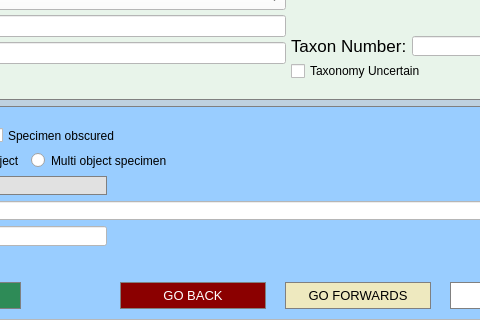
This is MassDigitizer/ui/specimendataentry.ui in NHMDenmark/Mass-Digitizer as Qt 5 draws it before an edit; both pictures show x 437 to 917 and y 255 to 575 of the 1080 by 750 pixel window. The edited form follows.
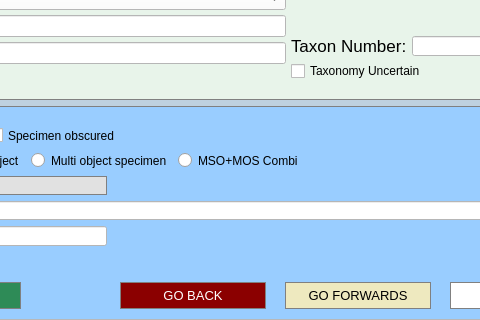
This is the edited form. Icons and pictures are not drawn.

The edit to the form file:
```diff
--- a/MassDigitizer/ui/specimendataentry.ui
+++ b/MassDigitizer/ui/specimendataentry.ui
@@ -660,6 +660,13 @@
                 </property>
                </widget>
               </item>
+              <item>
+               <widget class="QRadioButton" name="radRadioCombi">
+                <property name="text">
+                 <string>MSO+MOS Combi</string>
+                </property>
+               </widget>
+              </item>
               <item>
                <spacer name="horizontalSpacer_3">
                 <property name="orientation">
```
